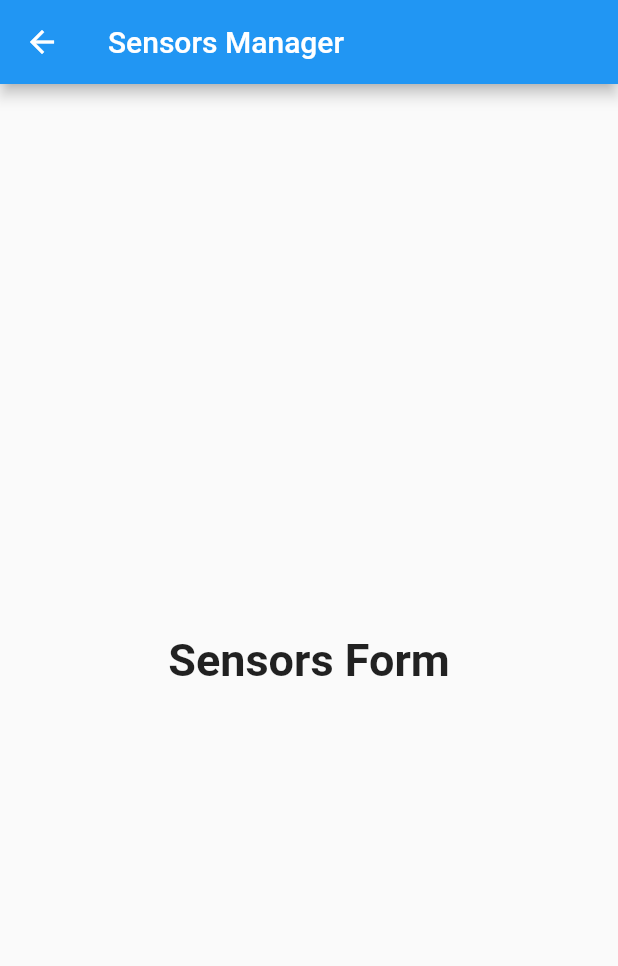
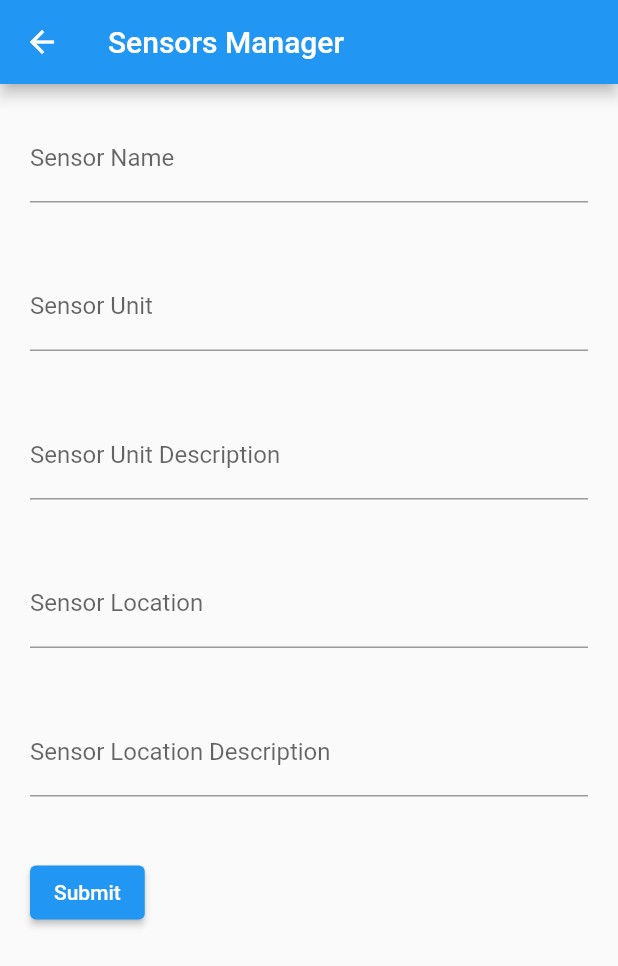
Before and after one commit to tiagohorta21/sensors_manager, a Flutter app: the SensorsForm screen opened directly, on a phone screen of 412 x 824 dp. Shown: the top 966 px of the screen. Run offline on Flutter 3.47's test engine with Material 2 defaults, Android fonts, the phone set to English and light mode, and no system bars; network calls fail.

Commit message:
main: Add form values

```diff
--- a/mobile_app/lib/sensorsForm.dart
+++ b/mobile_app/lib/sensorsForm.dart
@@ -1,18 +1,81 @@
 import 'package:flutter/material.dart';
 
-class SensorsForm extends StatelessWidget {
+class SensorsForm extends StatefulWidget {
+  const SensorsForm({Key? key}) : super(key: key);
+
+  @override
+  SensorsFormState createState() => SensorsFormState();
+}
+
+class SensorsFormState extends State<SensorsForm> {
+  final _formKey = GlobalKey<FormState>();
+
   @override
   Widget build(BuildContext context) {
+    final sensorNameController = TextEditingController();
+    final sensorUnitController = TextEditingController();
+    final sensorUnitDescriptionController = TextEditingController();
+    final sensorLocationController = TextEditingController();
+    final sensorLocationDescriptionController = TextEditingController();
+
     return Scaffold(
-      appBar: AppBar(
-        title: const Text('Sensors Manager'),
-      ),
-      body: Container(
-        child: Center(
-          child: Text('Sensors Form',
-              style: TextStyle(fontSize: 30.0, fontWeight: FontWeight.bold)),
+        appBar: AppBar(
+          title: const Text('Sensors Manager'),
         ),
-      ),
-    );
+        body: Form(
+          key: _formKey,
+          child: Column(
+            crossAxisAlignment: CrossAxisAlignment.start,
+            children: <Widget>[
+              Padding(
+                  padding: const EdgeInsets.all(20.0),
+                  child: TextFormField(
+                    controller: sensorNameController,
+                    decoration: const InputDecoration(
+                      labelText: 'Sensor Name',
+                    ),
+                  )),
+              Padding(
+                  padding: const EdgeInsets.all(20.0),
+                  child: TextFormField(
+                    controller: sensorUnitController,
+                    decoration: const InputDecoration(
+                      labelText: 'Sensor Unit',
+                    ),
+                  )),
+              Padding(
+                  padding: const EdgeInsets.all(20.0),
+                  child: TextFormField(
+                    controller: sensorUnitDescriptionController,
+                    decoration: const InputDecoration(
+                      labelText: 'Sensor Unit Description',
+                    ),
+                  )),
+              Padding(
+                  padding: const EdgeInsets.all(20.0),
+                  child: TextFormField(
+                    controller: sensorLocationController,
+                    decoration: const InputDecoration(
+                      labelText: 'Sensor Location',
+                    ),
+                  )),
+              Padding(
+                  padding: const EdgeInsets.all(20.0),
+                  child: TextFormField(
+                    controller: sensorLocationDescriptionController,
+                    decoration: const InputDecoration(
+                      labelText: 'Sensor Location Description',
+                    ),
+                  )),
+              Padding(
+                padding: const EdgeInsets.all(20.0),
+                child: ElevatedButton(
+                  onPressed: () {},
+                  child: const Text('Submit'),
+                ),
+              ),
+            ],
+          ),
+        ));
   }
 }
```
